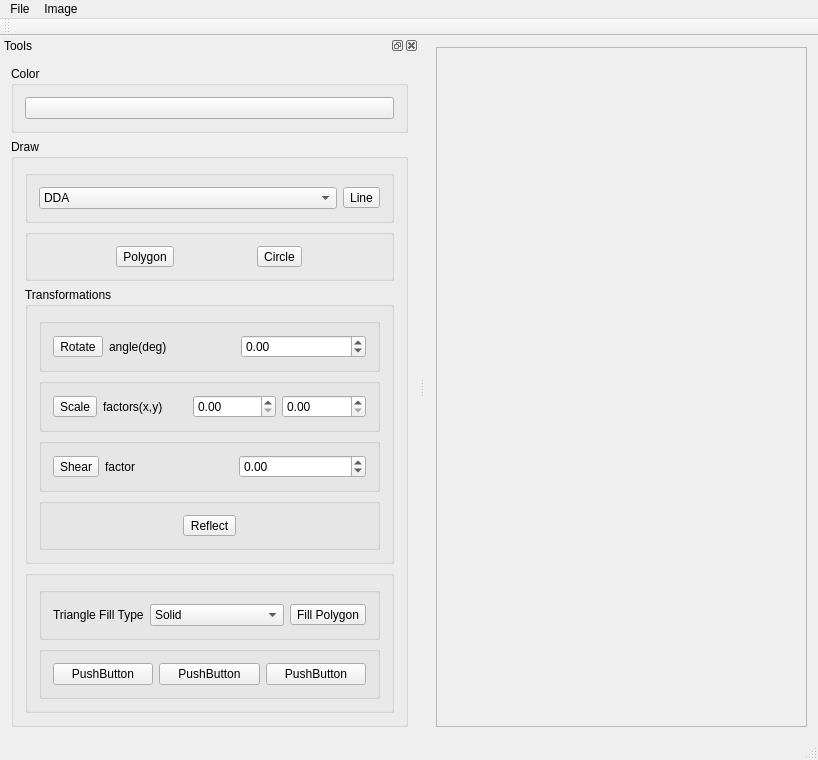
bozhenakv555/pg_ImageViewer, file src/ImageViewer.ui: the form before one commit.
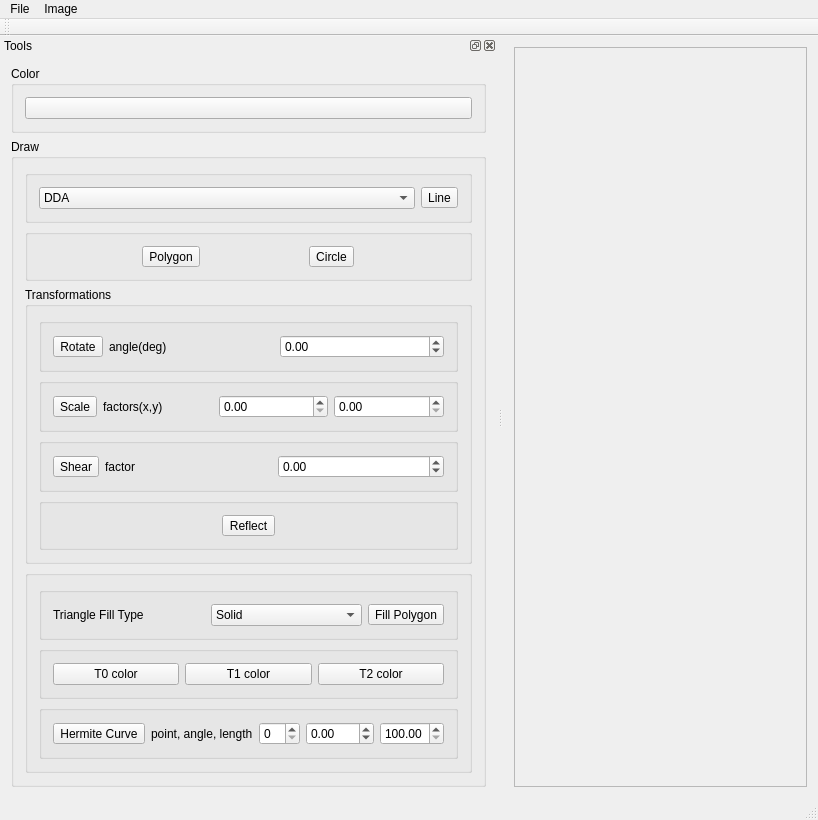
The form after the commit.

Commit message: Added Hermite curves function and clearAll method. Started Bezier curve.

Diff of the .ui file:
```diff
--- a/src/ImageViewer.ui
+++ b/src/ImageViewer.ui
@@ -7,7 +7,7 @@
     <x>0</x>
     <y>0</y>
     <width>818</width>
-    <height>739</height>
+    <height>797</height>
    </rect>
   </property>
   <property name="windowTitle">
@@ -25,8 +25,8 @@
         <rect>
          <x>0</x>
          <y>0</y>
-         <width>397</width>
-         <height>659</height>
+         <width>314</width>
+         <height>717</height>
         </rect>
        </property>
       </widget>
@@ -301,21 +301,21 @@
               <item>
                <widget class="QPushButton" name="pbT0Color">
                 <property name="text">
-                 <string>PushButton</string>
+                 <string>T0 color</string>
                 </property>
                </widget>
               </item>
               <item>
                <widget class="QPushButton" name="pbT1Color">
                 <property name="text">
-                 <string>PushButton</string>
+                 <string>T1 color</string>
                 </property>
                </widget>
               </item>
               <item>
                <widget class="QPushButton" name="pbT2Color">
                 <property name="text">
-                 <string>PushButton</string>
+                 <string>T2 color</string>
                 </property>
                </widget>
               </item>
@@ -367,6 +367,55 @@
              </layout>
             </widget>
            </item>
+           <item row="2" column="0">
+            <widget class="QGroupBox" name="groupBox_13">
+             <property name="title">
+              <string/>
+             </property>
+             <layout class="QGridLayout" name="gridLayout_3">
+              <item row="0" column="3">
+               <widget class="QDoubleSpinBox" name="dsbVectorAngle">
+                <property name="minimum">
+                 <double>-360.000000000000000</double>
+                </property>
+                <property name="maximum">
+                 <double>360.000000000000000</double>
+                </property>
+               </widget>
+              </item>
+              <item row="0" column="2">
+               <widget class="QSpinBox" name="sbPointIndex"/>
+              </item>
+              <item row="0" column="4">
+               <widget class="QDoubleSpinBox" name="dsbVectorLength">
+                <property name="minimum">
+                 <double>100.000000000000000</double>
+                </property>
+                <property name="maximum">
+                 <double>450.000000000000000</double>
+                </property>
+               </widget>
+              </item>
+              <item row="0" column="1">
+               <widget class="QLabel" name="label_5">
+                <property name="text">
+                 <string>point, angle, length</string>
+                </property>
+               </widget>
+              </item>
+              <item row="0" column="0">
+               <widget class="QToolButton" name="toolButtonHermite">
+                <property name="text">
+                 <string>Hermite Curve</string>
+                </property>
+                <property name="checkable">
+                 <bool>true</bool>
+                </property>
+               </widget>
+              </item>
+             </layout>
+            </widget>
+           </item>
           </layout>
          </widget>
         </item>
```
The commit also changes 4 other files.
